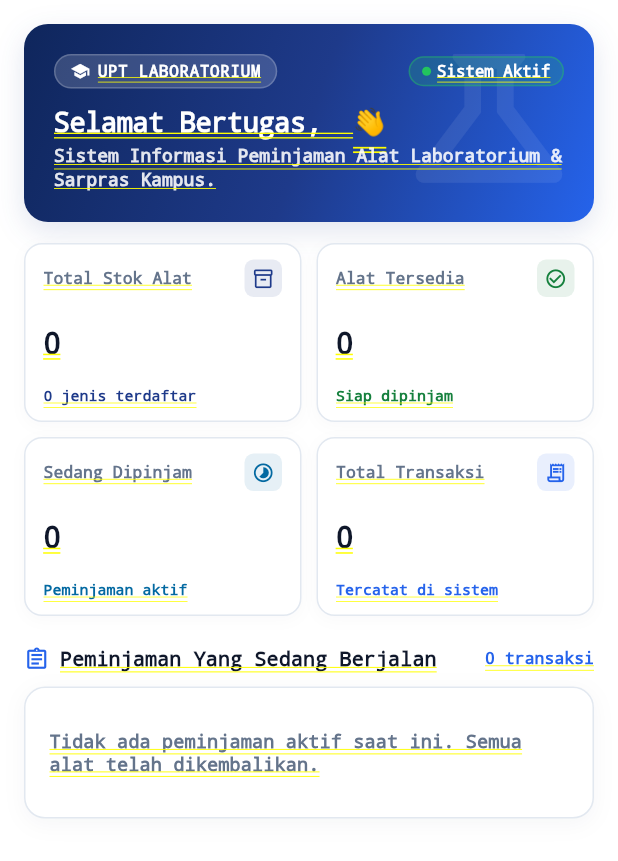
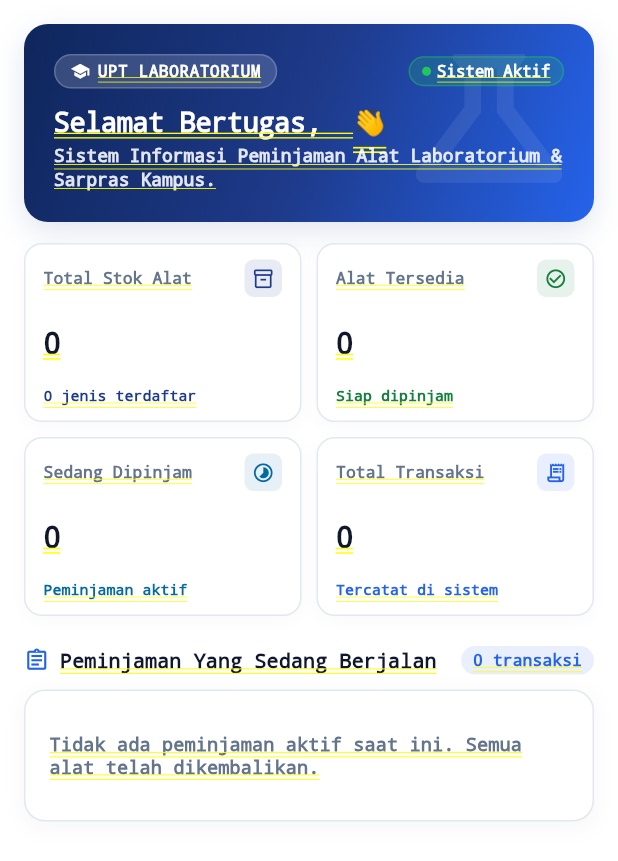
Before and after one commit to siskays12/SIPELA, a Flutter app: the DashboardScreen screen opened directly, on a phone screen of 412 x 824 dp. Shown: the top 861 px of the screen. Run offline on Flutter 3.47's test engine with Material 3 defaults, Android fonts, the phone set to English and light mode, and no system bars; our stand-ins replace shared_preferences; accounts and stored records are empty; network calls fail.

Commit message:
perbaikan: overflow pada badge transaksi di header peminjaman berjalan

```diff
--- a/lib/screens/shared/dashboard_screen.dart
+++ b/lib/screens/shared/dashboard_screen.dart
@@ -256,9 +256,16 @@ class _DashboardScreenState extends State<DashboardScreen> {
                   ),
                 ),
                 const SizedBox(width: 6),
-                Text(
-                  '${pinjamanAktif.length} transaksi',
-                  style: const TextStyle(fontSize: 11, color: kBrandAccent, fontWeight: FontWeight.w600),
+                Container(
+                  padding: const EdgeInsets.symmetric(horizontal: 8, vertical: 3),
+                  decoration: BoxDecoration(
+                    color: kBrandAccent.withValues(alpha: 0.1),
+                    borderRadius: BorderRadius.circular(12),
+                  ),
+                  child: Text(
+                    '${pinjamanAktif.length} transaksi',
+                    style: const TextStyle(fontSize: 11, color: kBrandAccent, fontWeight: FontWeight.w700),
+                  ),
                 ),
               ],
             ),
```
